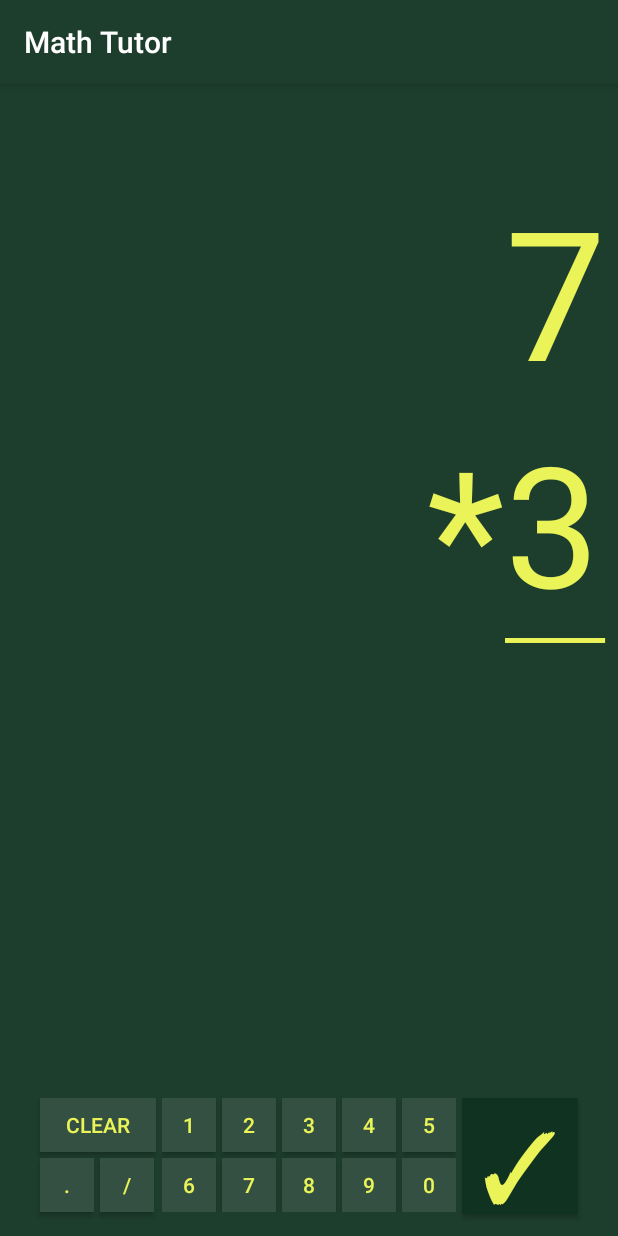
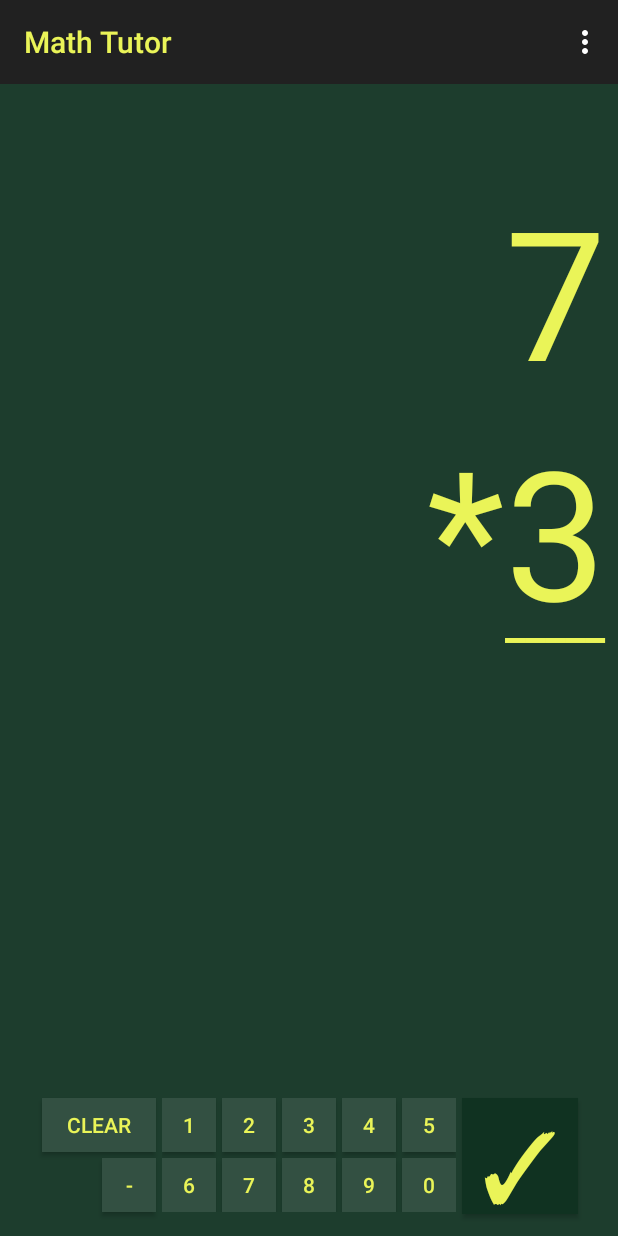
Before and after one commit to stupid-genius/Math-Tutor, an Android app: the screen it shows after launch (MainActivity), on a phone screen of 412 x 824 dp. Run offline under Robolectric (Android 15) with nearby library versions, the phone set to English and light mode, and no system bars.

Commit message:
Menu options implemented
Menu fully implemented and wired into MathTutor.

Top result now displays for 1 second.  The Runnable was calling the same
method to clear that was being used to invoke `postDelayed` which
resulted in the weird behavior.

Also fixed the layout resizing bug.  `secondNumber` had autosize left
on.

```diff
--- a/app/src/main/AndroidManifest.xml
+++ b/app/src/main/AndroidManifest.xml
@@ -9,7 +9,9 @@
         android:roundIcon="@mipmap/ic_launcher_round"
         android:supportsRtl="true"
         android:theme="@style/AppTheme">
-        <activity android:name=".MainActivity">
+        <activity
+            android:name=".MainActivity"
+            android:theme="@style/Theme.AppCompat.NoActionBar">
             <intent-filter>
                 <action android:name="android.intent.action.MAIN" />
 
--- a/app/src/main/java/com/stupid_genius/mathtutor/MainActivity.java
+++ b/app/src/main/java/com/stupid_genius/mathtutor/MainActivity.java
@@ -1,9 +1,17 @@
 package com.stupid_genius.mathtutor;
 
+import androidx.appcompat.app.AlertDialog;
 import androidx.appcompat.app.AppCompatActivity;
+import androidx.appcompat.widget.Toolbar;
 
+import android.content.DialogInterface;
 import android.os.Bundle;
+import android.os.Handler;
+import android.text.InputType;
+import android.view.Menu;
+import android.view.MenuItem;
 import android.view.View;
+import android.widget.EditText;
 import android.widget.TextView;
 
 public class MainActivity extends AppCompatActivity {
@@ -12,9 +20,21 @@ public class MainActivity extends AppCompatActivity {
 	TextView operator;
 	TextView answer;
 	TextView result;
+	TextView resultTop;
+
+	Handler timerHandler = new Handler();
+	Runnable resultTimer = new Runnable() {
+		@Override
+		public void run() {
+			resultTop.setText("", TextView.BufferType.NORMAL);
+		}
+	};
 
 	private MathTutor tutor;
 	private SimpleProblem problem;
+	private OperationEnum operation = OperationEnum.RANDOM;
+	private int difficulty = 10;
+	private boolean allowNegatives = false;
 
 	public MainActivity() {
 		tutor = new MathTutor();
@@ -24,16 +44,68 @@ public class MainActivity extends AppCompatActivity {
 	protected void onCreate(Bundle savedInstanceState) {
 		super.onCreate(savedInstanceState);
 		setContentView(R.layout.activity_main);
+		setSupportActionBar(this.<Toolbar>findViewById(R.id.toolbar));
 
 		firstNumber = findViewById(R.id.firstNumber);
 		secondNumber = findViewById(R.id.secondNumber);
 		operator = findViewById(R.id.operator);
 		answer = findViewById(R.id.answer);
 		result = findViewById(R.id.result);
+		resultTop = findViewById(R.id.result_top);
 
-		tutor.startSession("");
-		startProblem();
-		setResult("");
+		startSession();
+	}
+
+	@Override
+	public boolean onCreateOptionsMenu(Menu menu){
+		getMenuInflater().inflate(R.menu.options_menu, menu);
+		return true;
+	}
+
+	@Override
+	public boolean onOptionsItemSelected(MenuItem item){
+		switch (item.getItemId()) {
+			case R.id.allowNegatives:
+				item.setChecked(!allowNegatives);
+				allowNegatives = item.isChecked();
+				break;
+			case R.id.difficulty:
+				final EditText editView = new EditText(MainActivity.this);
+				editView.setInputType(InputType.TYPE_CLASS_NUMBER);
+				AlertDialog dialog = new AlertDialog.Builder(MainActivity.this)
+					.setTitle("Set difficulty")
+					.setView(editView)
+					.setPositiveButton("Set", new DialogInterface.OnClickListener() {
+						@Override
+						public void onClick(DialogInterface dialog, int which) {
+							String value = String.valueOf(editView.getText());
+							difficulty = Integer.valueOf(value);
+						}
+					})
+					.setNegativeButton("Cancel", null)
+					.create();
+				dialog.show();
+				break;
+			case R.id.addition:
+				operation = OperationEnum.ADDITION;
+				break;
+			case R.id.subtraction:
+				operation = OperationEnum.SUBTRACTION;
+				break;
+			case R.id.multiplication:
+				operation = OperationEnum.MULTIPLICATION;
+				break;
+			case R.id.division:
+				operation = OperationEnum.DIVISION;
+				break;
+			case R.id.random:
+				operation = OperationEnum.RANDOM;
+				break;
+			default:
+				return super.onOptionsItemSelected(item);
+		}
+		startSession();
+		return true;
 	}
 
 	private void setFirstNumber(CharSequence s) {
@@ -60,17 +132,23 @@ public class MainActivity extends AppCompatActivity {
 		answer.setText(s, TextView.BufferType.NORMAL);
 	}
 
-	private void appendAnswer(CharSequence s){
-		answer.append(s);
-	}
-
 	private void setResult(CharSequence s){
 		result.setText(s, TextView.BufferType.NORMAL);
 	}
 
+	private void setResultTop(CharSequence s){
+		resultTop.setText(s, TextView.BufferType.NORMAL);
+		timerHandler.postDelayed(resultTimer, 1000);
+	}
+
 	public void numberClick(View button) {
-		TextView digit = (TextView) button;
-		appendAnswer(digit.getText());
+		TextView clickedButton = (TextView) button;
+		String buttonText = String.valueOf(clickedButton.getText());
+		String answerBuffer = String.valueOf(answer.getText());
+		if(buttonText.equals("-") && (answerBuffer.contains(buttonText) || !answerBuffer.isEmpty())){
+			return;
+		}
+		answer.append(clickedButton.getText());
 	}
 
 	public void clearClick(View button){
@@ -83,8 +161,10 @@ public class MainActivity extends AppCompatActivity {
 		tutor.recordAnswer(isCorrect);
 		if (isCorrect) {
 			setResult("CORRECT!");
+			setResultTop("CORRECT!");
 		} else {
 			setResult(String.format("incorrect: %s %d", problem.toString(), userAnswer));
+			setResultTop("incorrect");
 		}
 		if (tutor.hasNext()) {
 			startProblem();
@@ -93,12 +173,20 @@ public class MainActivity extends AppCompatActivity {
 		}
 	}
 
+	private void startSession(){
+		setResult("");
+		setResultTop("");
+		tutor.startSession(operation, difficulty, allowNegatives);
+		startProblem();
+	}
+
 	private void startProblem(){
 		problem = tutor.next();
 		setFirstNumber(problem.getFirstNumber().toString());
 		setSecondNumber(problem.getSecondNumber().toString());
 		setOperator(problem.getOperator());
 		setAnswer("");
-//		setResult("");
+//		View layout = findViewById(R.id.mainLayout);
+//		layout.invalidate();
 	}
 }
--- a/app/src/main/java/com/stupid_genius/mathtutor/MathTutor.java
+++ b/app/src/main/java/com/stupid_genius/mathtutor/MathTutor.java
@@ -18,10 +18,12 @@ public class MathTutor implements Iterator<SimpleProblem> {
 	 * - number of problems?
 	 * - time?
 	 *
-	 * @param config
+	 * @param op
+	 * @param difficulty
+	 * @param allowNegatives
 	 */
-	public void startSession(String config) {
-		problemFactory = new ProblemFactory(OperationEnum.RANDOM, 10, false);
+	public void startSession(OperationEnum op, int difficulty, boolean allowNegatives) {
+		problemFactory = new ProblemFactory(op, difficulty, allowNegatives);
 		numCorrect = 0;
 		sessionCount = 0;
 	}
@@ -55,7 +57,7 @@ public class MathTutor implements Iterator<SimpleProblem> {
 
 	public static void main(String[] args) {
 		final MathTutor tutor = new MathTutor();
-		tutor.startSession("");
+		tutor.startSession(OperationEnum.RANDOM, 10, true);
 
 		Runtime.getRuntime().addShutdownHook(new Thread() {
 			public void run() {
--- a/app/src/main/res/layout/activity_main.xml
+++ b/app/src/main/res/layout/activity_main.xml
@@ -2,9 +2,10 @@
 <androidx.constraintlayout.widget.ConstraintLayout xmlns:android="http://schemas.android.com/apk/res/android"
     xmlns:app="http://schemas.android.com/apk/res-auto"
     xmlns:tools="http://schemas.android.com/tools"
+    android:id="@+id/mainLayout"
     android:layout_width="match_parent"
     android:layout_height="match_parent"
-    android:background="#1d3d2d"
+    android:background="@color/colorPrimary"
     tools:context=".MainActivity">
 
     <LinearLayout
@@ -22,6 +23,16 @@
             android:layout_weight="20"
             android:orientation="vertical">
 
+            <androidx.appcompat.widget.Toolbar
+                android:id="@+id/toolbar"
+                android:layout_width="match_parent"
+                android:layout_height="wrap_content"
+                android:background="?attr/colorPrimary"
+                android:minHeight="?attr/actionBarSize"
+                android:theme="?attr/actionBarTheme"
+                app:menu="@menu/options_menu"
+                app:titleTextColor="@color/colorAccent" />
+
             <androidx.constraintlayout.widget.ConstraintLayout
                 android:id="@+id/problemLayout"
                 android:layout_width="match_parent"
@@ -36,11 +47,9 @@
                     android:textColor="#eaf458"
                     android:textSize="36sp"
                     android:textStyle="bold"
-                    android:visibility="invisible"
                     app:layout_constraintEnd_toEndOf="parent"
                     app:layout_constraintStart_toStartOf="parent"
-                    app:layout_constraintTop_toTopOf="parent"
-                    tools:visibility="invisible" />
+                    app:layout_constraintTop_toTopOf="parent" />
 
                 <TextView
                     android:id="@+id/operator"
@@ -61,7 +70,7 @@
 
                     <TextView
                         android:id="@+id/firstNumber"
-                        android:layout_width="0dp"
+                        android:layout_width="wrap_content"
                         android:layout_height="wrap_content"
                         android:layout_marginEnd="8dp"
                         android:layout_marginRight="8dp"
@@ -73,14 +82,13 @@
 
                     <TextView
                         android:id="@+id/secondNumber"
-                        android:layout_width="0dp"
+                        android:layout_width="wrap_content"
                         android:layout_height="wrap_content"
                         android:layout_marginEnd="8dp"
                         android:layout_marginRight="8dp"
                         android:text="456"
                         android:textColor="@color/colorAccent"
                         android:textSize="120sp"
-                        app:autoSizeTextType="uniform"
                         app:layout_constraintBottom_toBottomOf="parent"
                         app:layout_constraintEnd_toEndOf="parent" />
 
@@ -121,12 +129,9 @@
                     android:layout_height="wrap_content"
                     android:layout_marginEnd="8dp"
                     android:layout_marginRight="8dp"
-                    android:inputType="numberDecimal"
                     android:text="7890"
                     android:textColor="@color/colorAccent"
                     android:textSize="120sp"
-                    app:autoSizeMaxTextSize="128sp"
-                    app:autoSizeTextType="uniform"
                     app:layout_constraintEnd_toEndOf="parent"
                     app:layout_constraintTop_toTopOf="parent" />
 
@@ -293,7 +298,7 @@
 
                 <Button
                     android:id="@+id/clear"
-                    android:layout_width="77dp"
+                    android:layout_width="76dp"
                     android:layout_height="36dp"
                     android:layout_marginEnd="4dp"
                     android:layout_marginRight="4dp"
@@ -305,7 +310,7 @@
                     app:layout_constraintTop_toTopOf="@+id/inputLayout" />
 
                 <Button
-                    android:id="@+id/decimal"
+                    android:id="@+id/separator"
                     android:layout_width="36dp"
                     android:layout_height="36dp"
                     android:layout_marginTop="4dp"
@@ -314,11 +319,13 @@
                     android:onClick="numberClick"
                     android:text="."
                     android:textColor="@color/colorAccent"
+                    android:visibility="invisible"
                     app:layout_constraintStart_toStartOf="@+id/clear"
-                    app:layout_constraintTop_toBottomOf="@+id/clear" />
+                    app:layout_constraintTop_toBottomOf="@+id/clear"
+                    tools:visibility="invisible" />
 
                 <Button
-                    android:id="@+id/fraction"
+                    android:id="@+id/negative"
                     android:layout_width="36dp"
                     android:layout_height="36dp"
                     android:layout_marginStart="4dp"
@@ -326,10 +333,10 @@
                     android:layout_weight="30"
                     android:background="@color/primary_lightVariant"
                     android:onClick="numberClick"
-                    android:text="/"
+                    android:text="-"
                     android:textColor="@color/colorAccent"
-                    app:layout_constraintStart_toEndOf="@+id/decimal"
-                    app:layout_constraintTop_toTopOf="@+id/decimal" />
+                    app:layout_constraintStart_toEndOf="@+id/separator"
+                    app:layout_constraintTop_toTopOf="@+id/separator" />
 
                 <TextView
                     android:id="@+id/result"
@@ -338,9 +345,20 @@
                     android:text="CORRECT!"
                     android:textColor="#eaf458"
                     android:textSize="12sp"
+                    app:layout_constraintStart_toStartOf="@+id/separator"
+                    app:layout_constraintTop_toBottomOf="@+id/inputLayout" />
+
+                <TextView
+                    android:id="@+id/textView"
+                    android:layout_width="wrap_content"
+                    android:layout_height="wrap_content"
+                    android:text="1:23"
+                    android:textColor="@color/colorAccent"
+                    android:textSize="12sp"
+                    android:visibility="invisible"
                     app:layout_constraintEnd_toEndOf="@+id/submit"
-                    app:layout_constraintStart_toStartOf="@+id/decimal"
-                    app:layout_constraintTop_toBottomOf="@+id/inputLayout" />
+                    app:layout_constraintTop_toBottomOf="@+id/inputLayout"
+                    tools:visibility="invisible" />
 
             </androidx.constraintlayout.widget.ConstraintLayout>
 
--- /dev/null
+++ b/app/src/main/res/menu/options_menu.xml
@@ -0,0 +1,32 @@
+<?xml version="1.0" encoding="utf-8"?>
+<menu xmlns:android="http://schemas.android.com/apk/res/android">
+
+    <item
+        android:id="@+id/allowNegatives"
+        android:checkable="true"
+        android:title="Allow negatives" />
+    <item
+        android:id="@+id/difficulty"
+        android:title="Set difficulty"></item>
+    <item
+        android:id="@+id/operation"
+        android:title="Select operation" >
+        <menu >
+            <item
+                android:id="@+id/random"
+                android:title="random" />
+            <item
+                android:id="@+id/addition"
+                android:title="addition" />
+            <item
+                android:id="@+id/subtraction"
+                android:title="subtraction" />
+            <item
+                android:id="@+id/multiplication"
+                android:title="multiplication" />
+            <item
+                android:id="@+id/division"
+                android:title="division" />
+        </menu>
+    </item>
+</menu>
```
